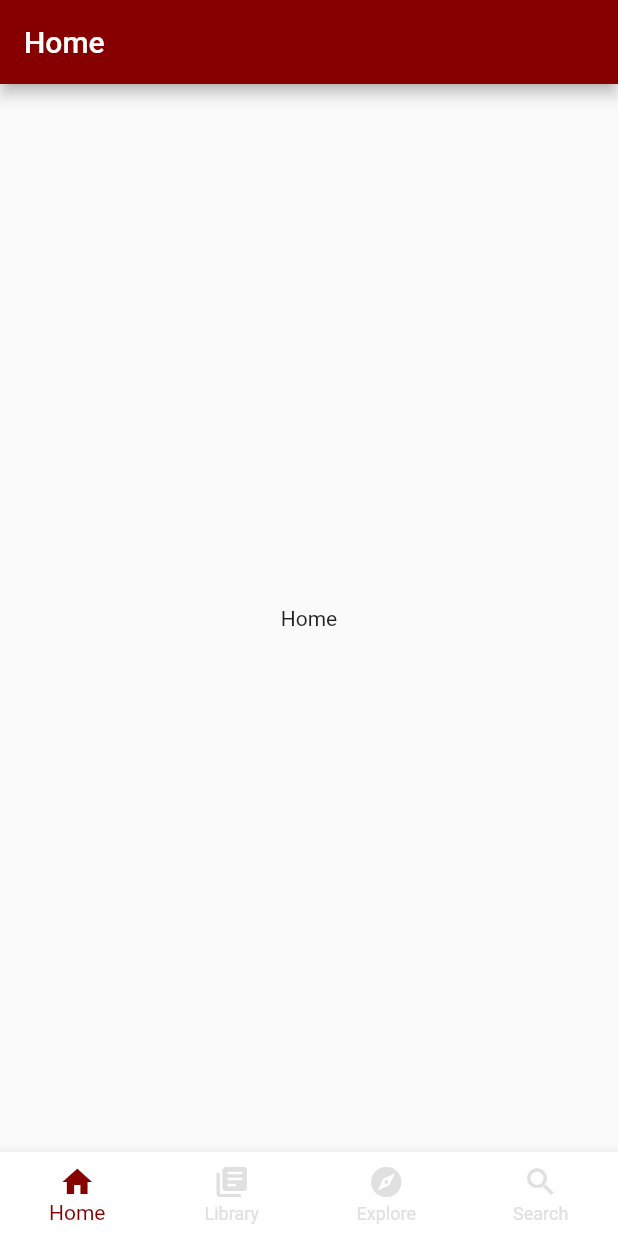
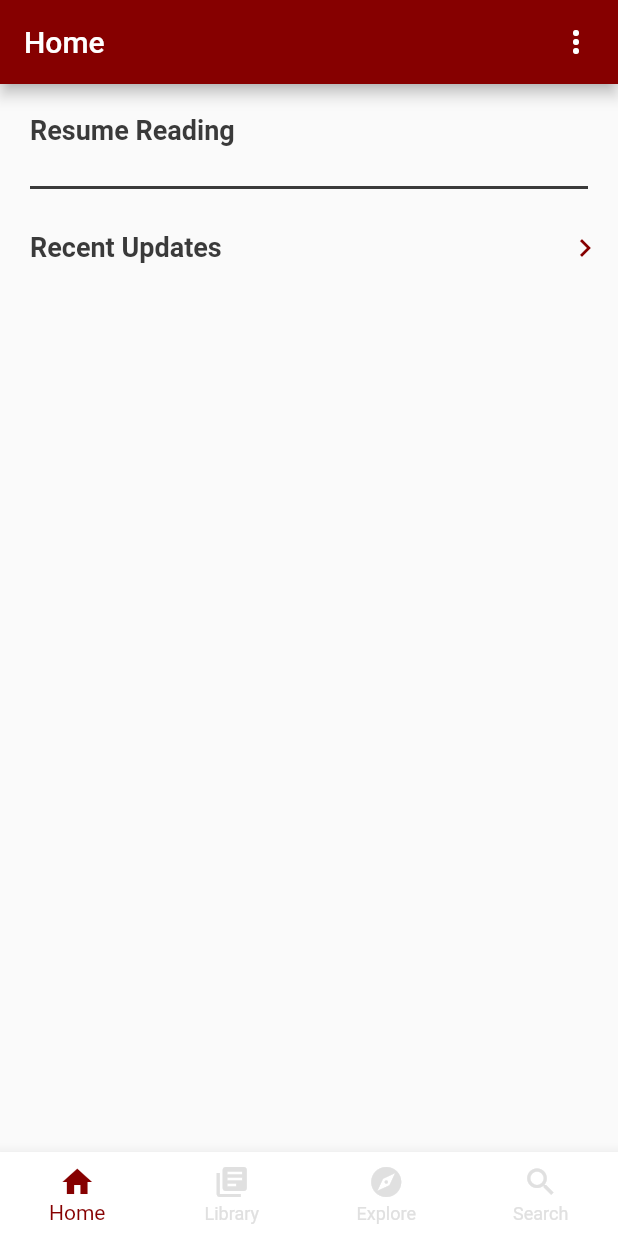
Before and after one commit to troseberry/ArchiveReader.Flutter, a Flutter app: the screen it shows after launch, on a phone screen of 412 x 824 dp. Run offline on Flutter 3.47's test engine with Material 2 defaults, Android fonts, the phone set to English and light mode, and no system bars.

Commit message:
Added basic features to Home page

```diff
--- a/archive_reader/lib/Pages/home_page.dart
+++ b/archive_reader/lib/Pages/home_page.dart
@@ -1,4 +1,7 @@
 import 'package:flutter/material.dart';
+
+import 'package:archive_reader/Styles/custom_styles.dart';
+import 'package:archive_reader/Widgets/custom_widgets.dart';
 
 class HomePage extends StatelessWidget {
     const HomePage({Key? key, required this.title}) : super(key: key);
@@ -9,9 +12,28 @@ class HomePage extends StatelessWidget {
         return SizedBox(
             width: double.infinity,
             child: Column(
-                mainAxisAlignment: MainAxisAlignment.center,
                 children: const<Widget>[
-                    Text('Home'),
+                    PaddedHeader(title: 'Resume Reading',
+                        leftPadding: 20.0,
+                        rightPadding: 20.0,
+                        topPadding: 20.0,),
+                    Padding(
+                      padding: EdgeInsets.all(20.0),
+                      child: Divider(
+                        color: CustomStyles.primaryFont,
+                        thickness: 2,
+                      ),
+                    ),
+                    Row(
+                      children: [
+                        PaddedHeader(title: 'Recent Updates', leftRightPadding: 20.0),
+                        Spacer(),
+                        Padding(
+                          padding: EdgeInsets.only(right: 10.0),
+                          child: Icon(Icons.keyboard_arrow_right, color: Color(0xFF860000),),
+                        )
+                      ],
+                    )
                 ],
             ),
         );
--- /dev/null
+++ b/archive_reader/lib/Styles/custom_styles.dart
@@ -0,0 +1,14 @@
+import 'package:flutter/material.dart';
+
+class CustomStyles {
+  static const Color defaultBackground = Color(0xFFFFFFFF);
+  static const Color primaryFont = Color(0xFF3A3A3A);
+  static const Color primaryAccent = Color(0xFF860000);
+  static const Color defaultForeground = Color(0xFFE0E0E0);
+  static const Color greyedOut = Color(0xFFA1A1A1);
+
+  static const TextStyle defaultHeaderStyle = TextStyle(
+    fontSize: 18,
+    fontWeight: FontWeight.bold,
+    color: Color(0xFF3A3A3A));
+}
--- /dev/null
+++ b/archive_reader/lib/Widgets/custom_widgets.dart
@@ -0,0 +1,62 @@
+import 'package:flutter/cupertino.dart';
+
+import '../Styles/custom_styles.dart';
+
+// ignore: must_be_immutable
+class PaddedHeader extends StatelessWidget {
+    const PaddedHeader({
+        super.key,
+        required this.title,
+        this.leftPadding = 0.0,
+        this.rightPadding = 0.0,
+        this.topPadding = 0.0,
+        this.bottomPadding = 0.0,
+        this.leftRightPadding = 0.0,
+        this.topBottomPadding = 0.0,
+        this.allPadding = 0.0
+    });
+
+    final String title;
+    final double leftPadding;
+    final double rightPadding;
+    final double topPadding;
+    final double bottomPadding;
+    final double leftRightPadding;
+    final double topBottomPadding;
+    final double allPadding;
+
+    EdgeInsetsGeometry createPadding() {
+        if (allPadding != 0.0) {
+            return EdgeInsets.all(allPadding);
+        }
+        else if (leftRightPadding != 0 || topBottomPadding != 0) {
+            return EdgeInsets.only(
+                left: leftRightPadding,
+                right: leftRightPadding,
+                top: topBottomPadding,
+                bottom: topBottomPadding);
+        }
+        else {
+            return EdgeInsets.only(
+                left: leftPadding,
+                right: rightPadding,
+                top: topPadding,
+                bottom: bottomPadding);
+        }
+    }
+
+    @override
+    Widget build(BuildContext context) {
+        return Padding(
+        padding: createPadding(),
+            child: Row(
+            children: [
+            Text( title,
+                textAlign: TextAlign.left,
+                style: CustomStyles.defaultHeaderStyle,
+            ),
+            ],
+        ),
+        );
+    }
+}
--- a/archive_reader/lib/app.dart
+++ b/archive_reader/lib/app.dart
@@ -2,7 +2,7 @@
 // Flutter and Dart
 import 'package:flutter/material.dart';
 import 'navigation_page.dart';
-
+import 'package:archive_reader/Styles/custom_styles.dart';
 
 class ArchiveReaderApp extends StatelessWidget {
   const ArchiveReaderApp({Key? key}) : super(key: key);
@@ -13,16 +13,16 @@ class ArchiveReaderApp extends StatelessWidget {
     return MaterialApp(
       title: 'Archive Reader',
       theme: ThemeData(
-        primaryColor: Color(0xFF860000),
+        primaryColor: CustomStyles.primaryAccent,
         appBarTheme: AppBarTheme(
-            color: Color(0xFF860000),
+            color: CustomStyles.primaryAccent,
         ),
         //primarySwatch: MaterialColor(0xFF860000, ),
         bottomNavigationBarTheme: BottomNavigationBarThemeData(
           showUnselectedLabels: true,
-          backgroundColor: Color(0xFFFFFFFF),
-          selectedItemColor: Color(0xFF860000),
-          unselectedItemColor: Color(0xFFE0E0E0),
+          backgroundColor: CustomStyles.defaultBackground,
+          selectedItemColor: CustomStyles.primaryAccent,
+          unselectedItemColor: CustomStyles.defaultForeground,
         ),
       ),
       home: const NavigationPage(),
--- a/archive_reader/lib/navigation_page.dart
+++ b/archive_reader/lib/navigation_page.dart
@@ -43,9 +43,15 @@ class NavigationPageState extends State<NavigationPage> {
 		return Scaffold(
             appBar: AppBar(
                 title: SizedBox(
-                  child:
-                    Text(_selectedPage.toString()),
-                  ),
+                    child:
+                    Row(
+                        children: [
+                            Text(_selectedPage.toString()),
+                            Spacer(),
+                            Icon(Icons.more_vert_rounded)
+                        ],
+                    )
+                ),
             ),
             body: Center(
                 child: _pages.elementAt(_selectedIndex),
```
